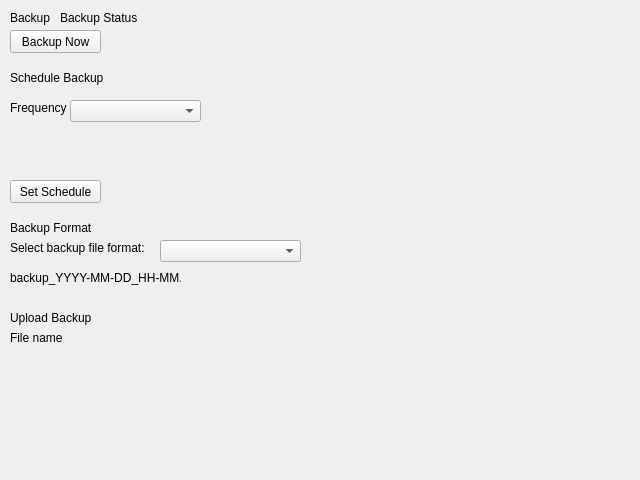
Kazu0210/Inventory-System, file app/src/ui/NEW/backupRestore_page.ui: the form before one commit.
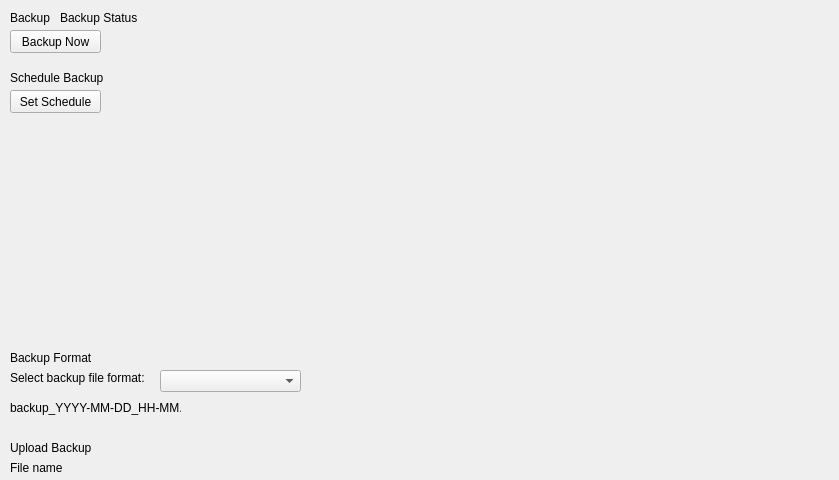
The form after the commit.

The edit to the form file:
```diff
--- a/app/src/ui/NEW/backupRestore_page.ui
+++ b/app/src/ui/NEW/backupRestore_page.ui
@@ -6,7 +6,7 @@
    <rect>
     <x>0</x>
     <y>0</y>
-    <width>640</width>
+    <width>839</width>
     <height>480</height>
    </rect>
   </property>
@@ -52,16 +52,6 @@
     <string>Schedule Backup</string>
    </property>
   </widget>
-  <widget class="QComboBox" name="frequency_comboBox">
-   <property name="geometry">
-    <rect>
-     <x>70</x>
-     <y>100</y>
-     <width>131</width>
-     <height>22</height>
-    </rect>
-   </property>
-  </widget>
   <widget class="QLabel" name="backupStat_label">
    <property name="geometry">
     <rect>
@@ -79,7 +69,7 @@
    <property name="geometry">
     <rect>
      <x>10</x>
-     <y>180</y>
+     <y>90</y>
      <width>91</width>
      <height>23</height>
     </rect>
@@ -92,7 +82,7 @@
    <property name="geometry">
     <rect>
      <x>10</x>
-     <y>220</y>
+     <y>350</y>
      <width>91</width>
      <height>16</height>
     </rect>
@@ -105,7 +95,7 @@
    <property name="geometry">
     <rect>
      <x>10</x>
-     <y>240</y>
+     <y>370</y>
      <width>141</width>
      <height>16</height>
     </rect>
@@ -118,7 +108,7 @@
    <property name="geometry">
     <rect>
      <x>160</x>
-     <y>240</y>
+     <y>370</y>
      <width>141</width>
      <height>22</height>
     </rect>
@@ -128,7 +118,7 @@
    <property name="geometry">
     <rect>
      <x>10</x>
-     <y>270</y>
+     <y>400</y>
      <width>171</width>
      <height>16</height>
     </rect>
@@ -141,7 +131,7 @@
    <property name="geometry">
     <rect>
      <x>10</x>
-     <y>310</y>
+     <y>440</y>
      <width>91</width>
      <height>16</height>
     </rect>
@@ -154,7 +144,7 @@
    <property name="geometry">
     <rect>
      <x>10</x>
-     <y>330</y>
+     <y>460</y>
      <width>91</width>
      <height>16</height>
     </rect>
@@ -163,19 +153,6 @@
     <string>File name</string>
    </property>
   </widget>
-  <widget class="QLabel" name="label_8">
-   <property name="geometry">
-    <rect>
-     <x>10</x>
-     <y>100</y>
-     <width>61</width>
-     <height>16</height>
-    </rect>
-   </property>
-   <property name="text">
-    <string>Frequency</string>
-   </property>
-  </widget>
  </widget>
  <resources/>
  <connections/>
```
